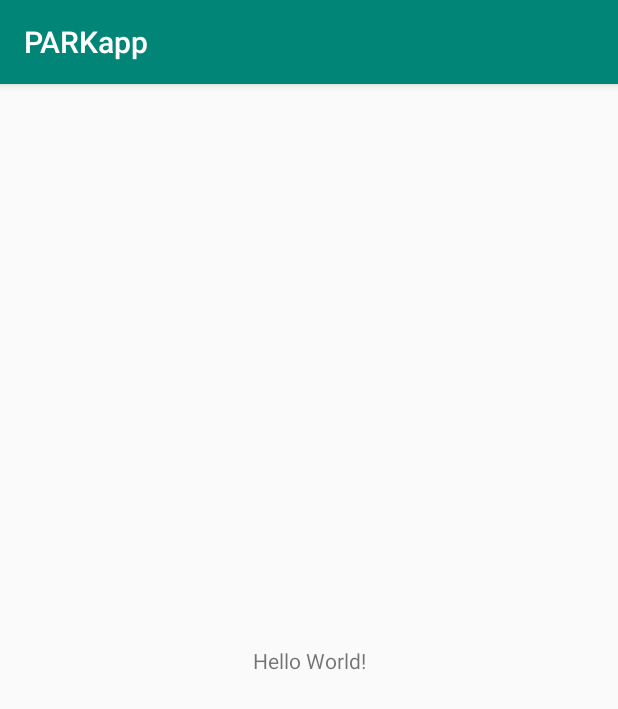
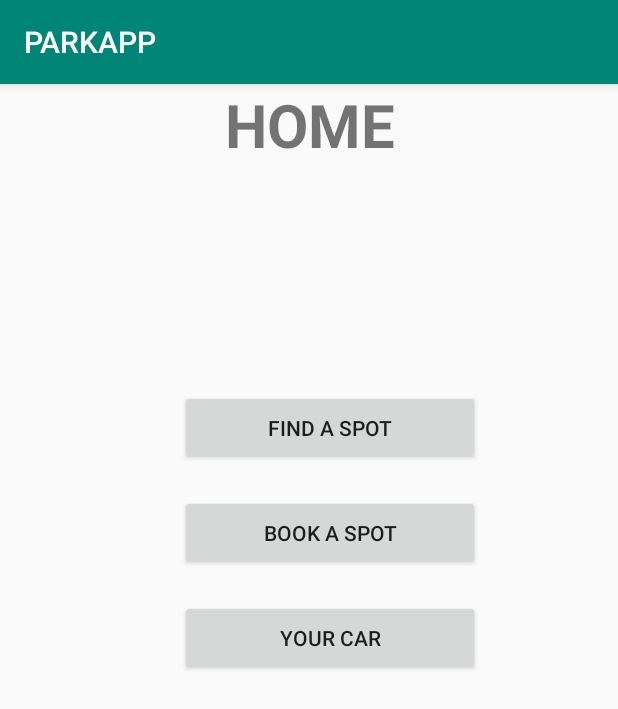
Before and after one commit to ujjaldas132/parkApp, an Android app: the screen it shows after launch (MainActivity), on a phone screen of 412 x 824 dp. Shown: the top 709 px of the screen. Run offline under Robolectric (Android 15) with nearby library versions, the phone set to English and light mode, and no system bars.

Commit message:
home page and your car basic design

```diff
--- a/assets/app/build.gradle
+++ b/assets/app/build.gradle
@@ -5,7 +5,7 @@ android {
     buildToolsVersion "29.0.2"
     defaultConfig {
         applicationId "com.example.parkapp"
-        minSdkVersion 27
+        minSdkVersion 26
         targetSdkVersion 29
         versionCode 1
         versionName "1.0"
@@ -26,4 +26,5 @@ dependencies {
     testImplementation 'junit:junit:4.12'
     androidTestImplementation 'androidx.test.ext:junit:1.1.1'
     androidTestImplementation 'androidx.test.espresso:espresso-core:3.2.0'
+    implementation 'com.google.android.material:material:1.0.0'
 }
--- a/assets/app/src/main/AndroidManifest.xml
+++ b/assets/app/src/main/AndroidManifest.xml
@@ -1,6 +1,9 @@
 <?xml version="1.0" encoding="utf-8"?>
 <manifest xmlns:android="http://schemas.android.com/apk/res/android"
+    xmlns:dist="http://schemas.android.com/apk/distribution"
     package="com.example.parkapp">
+
+    <dist:module dist:instant="true" />
 
     <application
         android:allowBackup="true"
@@ -9,6 +12,7 @@
         android:roundIcon="@mipmap/ic_launcher_round"
         android:supportsRtl="true"
         android:theme="@style/AppTheme">
+        <activity android:name=".CAR"></activity>
         <activity android:name=".MainActivity">
             <intent-filter>
                 <action android:name="android.intent.action.MAIN" />
--- a/assets/app/src/main/java/com/example/parkapp/MainActivity.java
+++ b/assets/app/src/main/java/com/example/parkapp/MainActivity.java
@@ -2,13 +2,36 @@ package com.example.parkapp;
 
 import androidx.appcompat.app.AppCompatActivity;
 
+import android.content.Intent;
 import android.os.Bundle;
+import android.view.View;
+import android.widget.EditText;
+import android.widget.TextView;
 
 public class MainActivity extends AppCompatActivity {
+
+    public String name="Ujjal Das";
+    public String carModel="TESLA ";
+    public String CarNo="AS 6858";
 
     @Override
     protected void onCreate(Bundle savedInstanceState) {
         super.onCreate(savedInstanceState);
         setContentView(R.layout.activity_main);
     }
+
+
+    public void getCarStatus(View view){
+        Intent i= new Intent(this,CAR.class);
+
+
+
+        i.putExtra("Name",name);
+
+        i.putExtra("model",carModel);
+
+        i.putExtra("carNo",CarNo);
+
+        startActivity(i);
+    }
 }
--- a/assets/app/src/main/res/layout/activity_main.xml
+++ b/assets/app/src/main/res/layout/activity_main.xml
@@ -1,5 +1,5 @@
 <?xml version="1.0" encoding="utf-8"?>
-<androidx.constraintlayout.widget.ConstraintLayout xmlns:android="http://schemas.android.com/apk/res/android"
+<RelativeLayout xmlns:android="http://schemas.android.com/apk/res/android"
     xmlns:app="http://schemas.android.com/apk/res-auto"
     xmlns:tools="http://schemas.android.com/tools"
     android:layout_width="match_parent"
@@ -7,12 +7,68 @@
     tools:context=".MainActivity">
 
     <TextView
+        android:id="@+id/header"
         android:layout_width="wrap_content"
         android:layout_height="wrap_content"
-        android:text="Hello World!"
+        android:text="HOME"
+        android:textSize="40dp"
+        android:textAlignment="center"
+        android:textStyle="bold"
+        android:layout_marginLeft="150dp"
         app:layout_constraintBottom_toBottomOf="parent"
         app:layout_constraintLeft_toLeftOf="parent"
         app:layout_constraintRight_toRightOf="parent"
         app:layout_constraintTop_toTopOf="parent" />
 
-</androidx.constraintlayout.widget.ConstraintLayout>
+    <Button
+        android:id="@+id/findSpot"
+        android:layout_width="200dp"
+        android:layout_height="50dp"
+        android:text="FIND A SPOT"
+        android:layout_below="@+id/header"
+
+        android:layout_marginLeft="120dp"
+        android:layout_marginTop="150dp"
+
+
+
+        />
+
+
+
+
+    <Button
+        android:id="@+id/bookSpot"
+        android:layout_width="200dp"
+        android:layout_height="50dp"
+        android:text="BOOK A SPOT"
+        android:layout_below="@+id/findSpot"
+
+        android:layout_marginLeft="120dp"
+        android:layout_marginTop="20dp"
+
+
+
+        />
+
+
+
+
+    <Button
+        android:id="@+id/carStatus"
+        android:layout_width="200dp"
+        android:layout_height="50dp"
+        android:text="YOUR CAR"
+        android:layout_below="@+id/bookSpot"
+
+        android:layout_marginLeft="120dp"
+        android:layout_marginTop="20dp"
+        android:onClick="getCarStatus"
+
+
+
+        />
+
+
+
+</RelativeLayout>
--- a/assets/app/src/main/res/values/strings.xml
+++ b/assets/app/src/main/res/values/strings.xml
@@ -1,3 +1,3 @@
 <resources>
-    <string name="app_name">PARKapp</string>
+    <string name="app_name">PARKAPP</string>
 </resources>
--- a/assets/settings.gradle
+++ b/assets/settings.gradle
@@ -1,2 +1,2 @@
 include ':app'
-rootProject.name='PARKapp'
+rootProject.name='PARKAPP'
```
Also changed, not shown: assets/app/src/main/java/com/example/parkapp/CAR.java (added, +33 -0 lines), assets/app/src/main/res/layout/activity_car.xml (added, +260 -0 lines), assets/gradle/wrapper/gradle-wrapper.properties.
